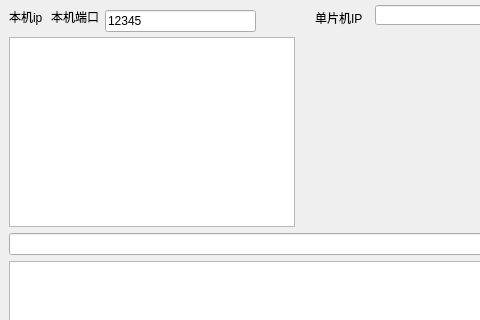
Above: MainWindow.ui from kwking1314/qt before the change; both pictures show x 0 to 480 and y 0 to 320 of the 747 by 504 pixel window. Below: the same form after it.
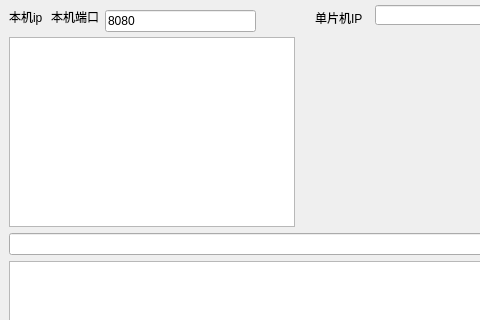
That is the form after the change.

The edit to the form file:
```diff
--- a/MainWindow.ui
+++ b/MainWindow.ui
@@ -112,7 +112,7 @@
      </rect>
     </property>
     <property name="text">
-     <string>12345</string>
+     <string>8080</string>
     </property>
    </widget>
    <widget class="QLabel" name="label_3">
```
